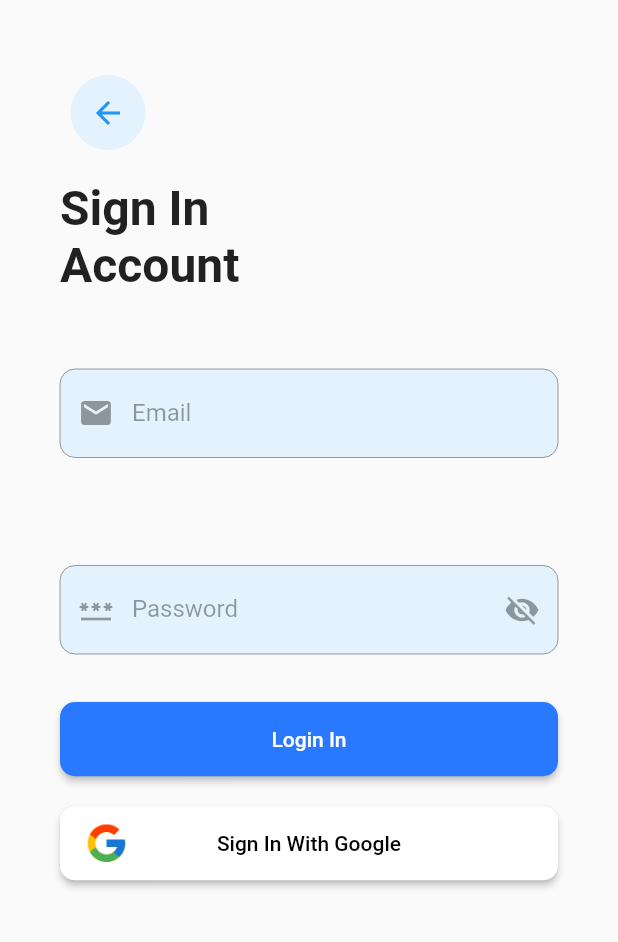
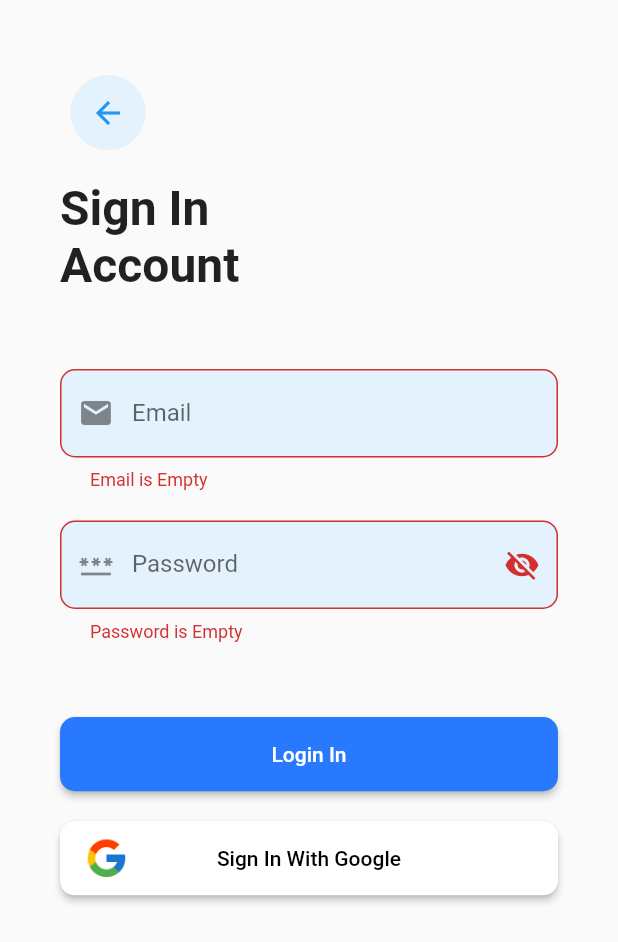
Before and after one commit to baosphoa0403/Nike-Flutter, a Flutter app: the screen it shows after launch, after a tap on "Login In", on a phone screen of 412 x 824 dp. Shown: the top 942 px of the screen. Run offline on Flutter 3.47's test engine with Material 2 defaults, Android fonts, the phone set to English and light mode, and no system bars; our stand-ins replace lottie.

Commit message:
refactor code flutter sign in with provider

```diff
--- a/nike_project/lib/contants/contants.dart
+++ b/nike_project/lib/contants/contants.dart
@@ -6,3 +6,5 @@ const kBackgroundColor = Color(0xFFF9F8FD);
 
 const double kDefaultPadding = 20.0;
 const URL_API = "http://management-shoes.herokuapp.com/";
+
+final BACKGROUND_COLOR_TEXT_FIELD = Colors.blue[50];
--- a/nike_project/lib/main.dart
+++ b/nike_project/lib/main.dart
@@ -1,5 +1,7 @@
 import 'package:flutter/material.dart';
 import 'package:nike_project/page/main_page.dart';
+import 'package:nike_project/view_models/sign_up_validation.dart';
+import 'package:provider/provider.dart';
 
 void main() {
   runApp(const MyApp());
@@ -11,13 +13,16 @@ class MyApp extends StatelessWidget {
   // This widget is the root of your application.
   @override
   Widget build(BuildContext context) {
-    return MaterialApp(
-      title: 'Flutter Demo',
-      theme: ThemeData(
-        primarySwatch: Colors.blue,
+    return ChangeNotifierProvider<SignUpValidationProvider>(
+      create: (context) => SignUpValidationProvider(),
+      child: MaterialApp(
+        title: 'Flutter Demo',
+        theme: ThemeData(
+          primarySwatch: Colors.blue,
+        ),
+        debugShowCheckedModeBanner: false,
+        home: const MainPage(),
       ),
-      debugShowCheckedModeBanner: false,
-      home: const MainPage(),
     );
   }
 }
--- a/nike_project/lib/page/SignUp/sign_in_body.dart
+++ b/nike_project/lib/page/SignIn/sign_in_body.dart
@@ -5,8 +5,8 @@ import 'package:nike_project/common/Button/elevated_button_custom.dart';
 import 'package:nike_project/common/ScocialButton/social_button.dart';
 import 'package:nike_project/contants/contants.dart';
 import 'package:nike_project/model/modelUserRequestLogin/user_request_login.dart';
-import 'package:nike_project/page/SignUp/button_back.dart';
-import 'package:nike_project/page/SignUp/validation_email_password.dart';
+import 'package:nike_project/page/SignIn/button_back.dart';
+import 'package:nike_project/page/SignIn/validation_email_password.dart';
 import 'package:nike_project/view_models/auth_view_models.dart';
 
 enum ButtonState { init, loading, done }
--- a/nike_project/lib/page/SignUp/sign_in_page.dart
+++ b/nike_project/lib/page/SignIn/sign_in_page.dart
@@ -1,5 +1,5 @@
 import 'package:flutter/material.dart';
-import 'package:nike_project/page/SignUp/sign_in_body.dart';
+import 'package:nike_project/page/SignIn_Refactor/sign_in_page_refactor.dart';
 
 class SignInPage extends StatelessWidget {
   const SignInPage({Key? key}) : super(key: key);
@@ -10,7 +10,8 @@ class SignInPage extends StatelessWidget {
       child: Container(
         height: MediaQuery.of(context).size.height,
         padding: const EdgeInsets.all(40),
-        child: SignInBody(),
+        // child: SignInBody(),
+        child: const SignUpFactory(),
       ),
     );
   }
--- /dev/null
+++ b/nike_project/lib/page/SignIn_Refactor/sign_in_page_refactor.dart
@@ -0,0 +1,97 @@
+import 'package:flutter/material.dart';
+import 'package:nike_project/common/Button/elevated_button_custom.dart';
+import 'package:nike_project/common/ScocialButton/social_button.dart';
+import 'package:nike_project/page/SignIn/button_back.dart';
+import 'package:nike_project/page/SignIn_Refactor/text_field_email.dart';
+import 'package:nike_project/page/SignIn_Refactor/text_field_password.dart';
+import 'package:nike_project/view_models/sign_up_validation.dart';
+import 'package:provider/provider.dart';
+
+class SignUpFactory extends StatelessWidget {
+  const SignUpFactory({Key? key}) : super(key: key);
+
+  @override
+  Widget build(BuildContext context) {
+    return Column(
+      crossAxisAlignment: CrossAxisAlignment.start,
+      children: <Widget>[
+        const SizedBox(
+          height: 10,
+        ),
+        const ButtonBack(),
+        const SizedBox(
+          height: 20,
+        ),
+        Row(
+          mainAxisAlignment: MainAxisAlignment.start,
+          children: const <Widget>[
+            // Lottie.asset(
+            //   "assets/71361-sign-in.json",
+            //   width: MediaQuery.of(context).size.width * 0.5,
+            // ),
+            Text(
+              "Sign In\nAccount",
+              style: TextStyle(
+                fontSize: 32,
+                fontWeight: FontWeight.bold,
+                // backgroundColor: Colors.red,
+              ),
+            ),
+          ],
+        ),
+        const SizedBox(
+          height: 50,
+        ),
+        _buildForm(context),
+        const SizedBox(
+          height: 50,
+        ),
+        buildButtonLogin(context)
+        // isStretched ? buildButtonLogin() : buildSmallButton(isDone)
+      ],
+    );
+  }
+}
+
+Column _buildForm(BuildContext context) {
+  final validationProvider = Provider.of<SignUpValidationProvider>(context);
+  return Column(
+    children: [
+      buildTextFieldEmail(validationProvider, context),
+      const SizedBox(
+        height: 20,
+      ),
+      buildTextFieldPassword(validationProvider, context)
+    ],
+  );
+}
+
+ListView buildButtonLogin(BuildContext context) {
+  final validationProvider = Provider.of<SignUpValidationProvider>(context);
+  return ListView(
+    scrollDirection: Axis.vertical,
+    shrinkWrap: true,
+    children: <Widget>[
+      ElevatedButtonCustom(
+          width: MediaQuery.of(context).size.width,
+          borderRadius: 10,
+          child: const Text("Login In"),
+          color: Colors.blueAccent.shade400,
+          height: MediaQuery.of(context).size.height * 0.06,
+          onPressed: validationProvider.submitData),
+      const SizedBox(
+        height: 20,
+      ),
+      SocialSignInButton(
+        width: MediaQuery.of(context).size.height * 0.6,
+        text: "Sign In With Google",
+        color: Colors.white,
+        textColor: Colors.black,
+        onPressed: () {},
+        borderRadius: 10.0,
+        height: MediaQuery.of(context).size.height * 0.06,
+        assertName: 'assets/google-48.png',
+      ),
+    ],
+  );
+}
--- /dev/null
+++ b/nike_project/lib/page/SignIn_Refactor/text_field_email.dart
@@ -0,0 +1,37 @@
+import 'package:flutter/material.dart';
+import 'package:nike_project/contants/contants.dart';
+import 'package:nike_project/view_models/sign_up_validation.dart';
+
+TextField buildTextFieldEmail(
+    SignUpValidationProvider validationProvider, BuildContext context) {
+  return TextField(
+    decoration: InputDecoration(
+      prefixIcon: const Icon(Icons.email),
+      suffixIcon: validationProvider.textEmailController.isNotEmpty
+          ? IconButton(
+              icon: const Icon(Icons.close),
+              onPressed: () => validationProvider.clearEmailController(),
+            )
+          : null,
+      labelText: "Email",
+      filled: true,
+      fillColor: BACKGROUND_COLOR_TEXT_FIELD,
+      contentPadding: const EdgeInsets.all(20),
+      border: OutlineInputBorder(
+        borderRadius: BorderRadius.circular(10.0),
+      ),
+      errorText: validationProvider.email.error,
+    ),
+    onChanged: (String value) {
+      validationProvider.changeEmail(value);
+    },
+    autocorrect: false, // gợi ý
+    keyboardType: TextInputType.emailAddress, // have email
+    textInputAction: TextInputAction.next,
+    controller: validationProvider.emailController,
+    focusNode: validationProvider.emailFocusNode,
+    onEditingComplete: () {
+      validationProvider.changeForcusEmail(context);
+    },
+  );
+}
--- /dev/null
+++ b/nike_project/lib/page/SignIn_Refactor/text_field_password.dart
@@ -0,0 +1,34 @@
+import 'package:flutter/material.dart';
+import 'package:nike_project/contants/contants.dart';
+import 'package:nike_project/view_models/sign_up_validation.dart';
+
+TextField buildTextFieldPassword(
+    SignUpValidationProvider validationProvider, BuildContext context) {
+  return TextField(
+    decoration: InputDecoration(
+      prefixIcon: const Icon(Icons.password_outlined),
+      suffixIcon: IconButton(
+        icon: validationProvider.isPasswordVisible
+            ? const Icon(Icons.visibility_off)
+            : const Icon(Icons.visibility),
+        onPressed: () => {validationProvider.changePasswordVisible()},
+      ),
+      labelText: "Password",
+      filled: true,
+      fillColor: BACKGROUND_COLOR_TEXT_FIELD,
+      contentPadding: const EdgeInsets.all(20),
+      border: OutlineInputBorder(
+        borderRadius: BorderRadius.circular(10.0),
+      ),
+      errorText: validationProvider.password.error,
+    ),
+    onChanged: (String value) {
+      validationProvider.changePassword(value);
+    },
+    focusNode: validationProvider.passwordFocusNode,
+    obscureText: validationProvider.isPasswordVisible,
+    textInputAction: TextInputAction.done,
+    controller: validationProvider.passwordController,
+    onEditingComplete: validationProvider.changeForcusPassword,
+  );
+}
--- a/nike_project/lib/page/main_page.dart
+++ b/nike_project/lib/page/main_page.dart
@@ -1,5 +1,5 @@
 import 'package:flutter/material.dart';
-import 'package:nike_project/page/SignUp/sign_in_page.dart';
+import 'package:nike_project/page/SignIn/sign_in_page.dart';
 
 class MainPage extends StatelessWidget {
   const MainPage({Key? key}) : super(key: key);
--- /dev/null
+++ b/nike_project/lib/view_models/sign_up_validation.dart
@@ -0,0 +1,102 @@
+import 'package:flutter/material.dart';
+import 'package:nike_project/view_models/validation_item.dart';
+
+class SignUpValidationProvider with ChangeNotifier {
+  ValidationItem _email = ValidationItem(null, null);
+  ValidationItem _password = ValidationItem(null, null);
+
+  bool _isPasswordVisible = true;
+
+  bool get isPasswordVisible => _isPasswordVisible;
+
+  void changePasswordVisible() {
+    _isPasswordVisible = !_isPasswordVisible;
+    notifyListeners();
+  }
+
+  final _emailController = TextEditingController();
+  final _passwordController = TextEditingController();
+
+  final FocusNode _emailFocusNode = FocusNode();
+  final FocusNode _passwordFocusNode = FocusNode();
+  FocusNode get emailFocusNode => _emailFocusNode;
+  FocusNode get passwordFocusNode => _passwordFocusNode;
+
+  String get textEmailController => _emailController.text;
+
+  TextEditingController get emailController => _emailController;
+  TextEditingController get passwordController => _passwordController;
+
+  bool validation = false;
+  //getter
+  ValidationItem get email => _email;
+  ValidationItem get password => _password;
+
+  void clearEmailController() {
+    _emailController.clear();
+    notifyListeners();
+  }
+
+  void clearPasswordController() {
+    _passwordController.clear();
+    notifyListeners();
+  }
+
+  void changeForcusEmail(BuildContext context) {
+    final newForcus = validation && _email.error != null
+        ? _emailFocusNode
+        : _passwordFocusNode;
+    FocusScope.of(context).requestFocus(newForcus);
+  }
+
+  void changeForcusPassword() {
+    submitData();
+  }
+
+  void changeEmail(String value) {
+    String p =
+        r'^(([^<>()[\]\\.,;:\s@\"]+(\.[^<>()[\]\\.,;:\s@\"]+)*)|(\".+\"))@((\[[0-9]{1,3}\.[0-9]{1,3}\.[0-9]{1,3}\.[0-9]{1,3}\])|(([a-zA-Z\-0-9]+\.)+[a-zA-Z]{2,}))$';
+    RegExp regExp = RegExp(p);
+    if (validation && value.isEmpty) {
+      _email = ValidationItem(null, "Email is Empty");
+    } else if (validation && !regExp.hasMatch(value)) {
+      _email = ValidationItem(null, "Email is invalid Pattern");
+    } else {
+      _email = ValidationItem(value, null);
+    }
+    // thông báo sự thay
+    notifyListeners();
+  }
+
+  void changePassword(String value) {
+    if (validation && value.isEmpty) {
+      _password = ValidationItem(null, "Password is Empty");
+    } else if (validation && value.length < 8) {
+      _password = ValidationItem(null, "Password must 8 character");
+    } else {
+      _password = ValidationItem(value, null);
+    }
+    notifyListeners();
+  }
+
+  bool get isValid {
+    if (_email.value != null && _password.value != null) {
+      return true;
+    } else {
+      return false;
+    }
+  }
+
+  void submitData() {
+    if (!validation) {
+      validation = true;
+      changeEmail(_email.value ?? "");
+      changePassword(_password.value ?? "");
+      notifyListeners();
+    } else if (validation && isValid) {
+      print("FirstName: ${email.value}, LastName: ${password.value}");
+    }
+  }
+}
+
+// sau khi nhập
--- /dev/null
+++ b/nike_project/lib/view_models/validation_item.dart
@@ -0,0 +1,6 @@
+class ValidationItem {
+  final String? value;
+  final String? error;
+
+  ValidationItem(this.value, this.error);
+}
--- a/nike_project/pubspec.yaml
+++ b/nike_project/pubspec.yaml
@@ -32,7 +32,7 @@ dependencies:
 
   lottie: ^1.2.1
   http: ^0.13.4
-
+  provider: ^6.0.1
   # The following adds the Cupertino Icons font to your application.
   # Use with the CupertinoIcons class for iOS style icons.
   cupertino_icons: ^1.0.2
```
Also changed, not shown: nike_project/lib/page/SignIn/button_back.dart (renamed from nike_project/lib/page/SignUp/button_back.dart), nike_project/lib/page/SignIn/validation_email_password.dart (renamed from nike_project/lib/page/SignUp/validation_email_password.dart), nike_project/pubspec.lock.
